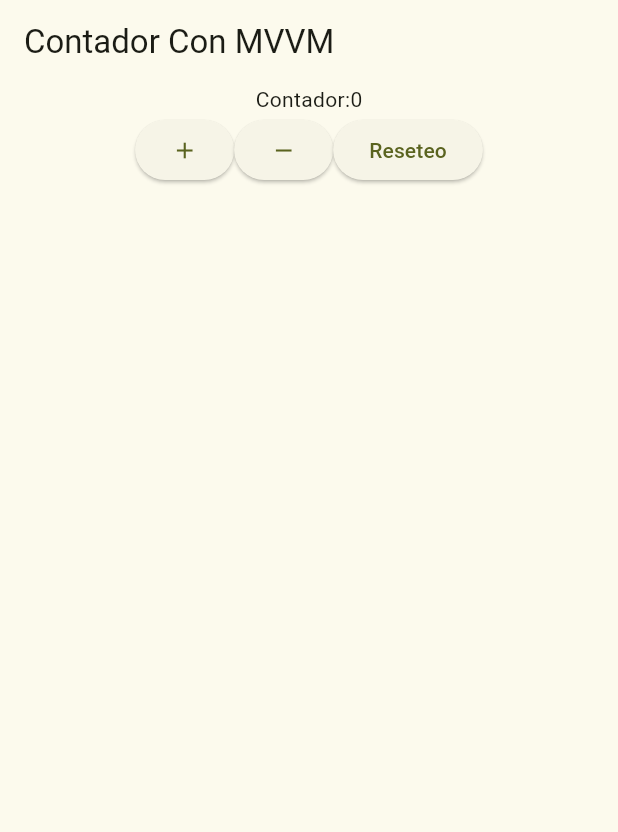
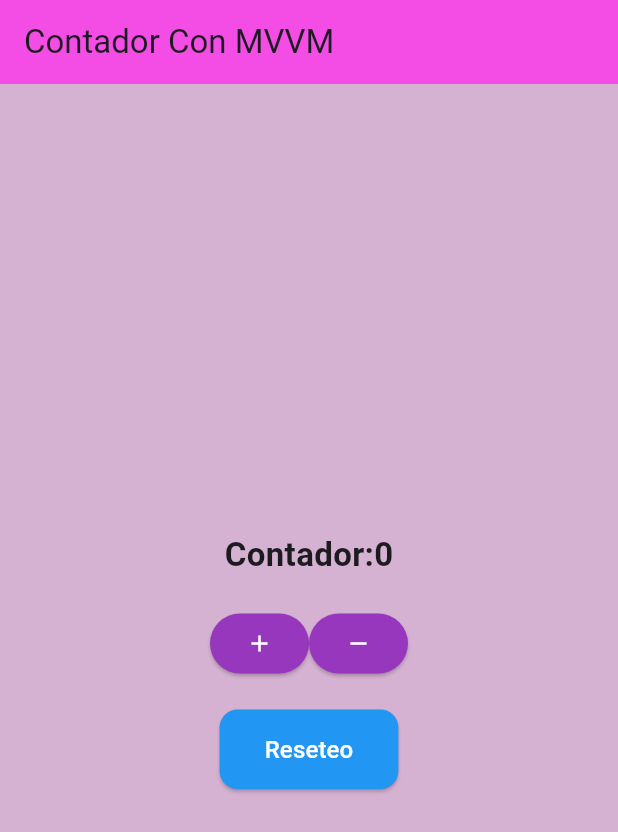
Before and after one commit to Mag615-afk/my_app, a Flutter app: the screen it shows after launch, on a phone screen of 412 x 824 dp. Shown: the top 832 px of the screen. Run offline on Flutter 3.47's test engine with Material 3 defaults, Android fonts, the phone set to English and light mode, and no system bars.

Commit message:
cambio e color

```diff
--- a/lib/main.dart
+++ b/lib/main.dart
@@ -20,7 +20,7 @@ class MyApp extends StatelessWidget {
     return MaterialApp(
       title: 'Flutter Demo',
       theme: ThemeData(
-        colorScheme: ColorScheme.fromSeed(seedColor: const Color.fromARGB(255, 215, 238, 65)),
+        colorScheme: ColorScheme.fromSeed(seedColor: Colors.deepPurpleAccent),
       ),
       home: CounterView(),
     );
--- a/lib/view/counter_view.dart
+++ b/lib/view/counter_view.dart
@@ -8,12 +8,20 @@ class CounterView extends StatelessWidget {
 Widget build(BuildContext context) {
   final counterViewModel = Provider.of<CounterViewModel>(context);
   return Scaffold(
-    appBar: AppBar(title: Text('Contador Con MVVM'),
+    appBar: AppBar(
+      title: Text('Contador Con MVVM'),
+      backgroundColor: const Color.fromARGB(255, 243, 77, 229),
     ),
+    backgroundColor: const Color.fromARGB(255, 213, 177, 210),
     body: Center(
       child: Column(
+        mainAxisAlignment: MainAxisAlignment.center,
       children: <Widget>[
-        Text("Contador:${counterViewModel.count}"),
+        Text(
+          "Contador:${counterViewModel.count}",
+           style: const TextStyle(fontSize: 22, fontWeight: FontWeight.bold),
+          ),
+          const SizedBox(height: 20,),
         Row(
           mainAxisAlignment: MainAxisAlignment.center,
           children: [
@@ -21,20 +29,36 @@ Widget build(BuildContext context) {
             onPressed:() {
             counterViewModel.incremented();
             },
-        child:Icon(Icons.add),
+            style: ElevatedButton.styleFrom(
+                  backgroundColor: const Color.fromARGB(255, 151, 55, 189), // Color botón +
+
             ),
+            child: const Icon(Icons.add, color: Colors.white)),
             ElevatedButton(onPressed:() {
           counterViewModel.decremented();
             },
-        child:Icon(Icons.remove),
+            style: ElevatedButton.styleFrom(
+                      backgroundColor: const Color.fromARGB(255, 151, 55, 189), // Color botón +
+
                 ),
+                child: const Icon(Icons.remove, color: Colors.white)),
+          ],
+        ),
+
+        const SizedBox(height: 20),
         ElevatedButton(onPressed: (){
            counterViewModel.reset();
             },
-        child:const Text("Reseteo")),
+            style: ElevatedButton.styleFrom(
+                    backgroundColor: Colors.blue, // Color botón reset
+                    shape: RoundedRectangleBorder(
+                      borderRadius: BorderRadius.circular(12),
+                    ),
+                    padding: const EdgeInsets.symmetric(
+                      horizontal: 30, vertical: 15,
+                    )),
 
-          ],
-        )
+                    child: const Text("Reseteo",style: TextStyle(color: Colors.white, fontSize: 16),),),
 
       ],
     )
```
Lines whose indentation alone changed are shown as unchanged.
